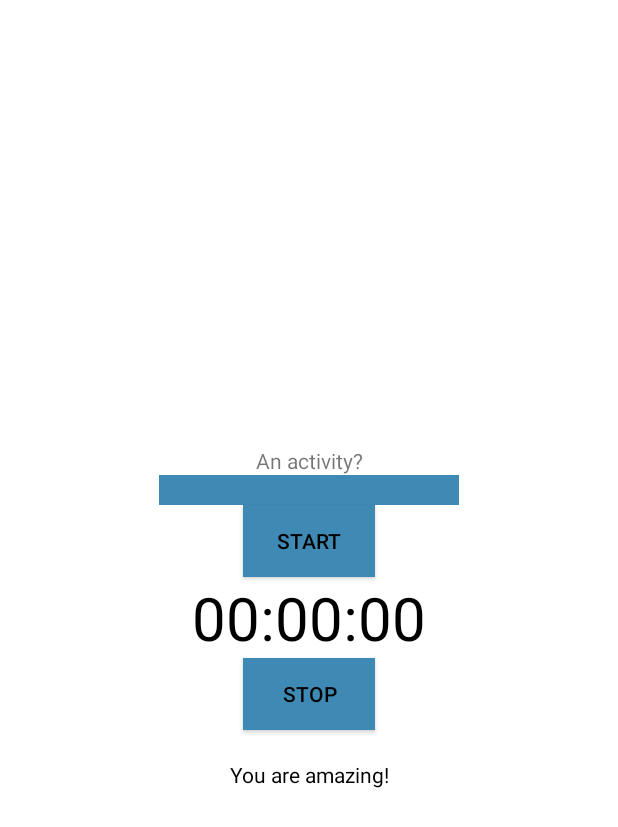
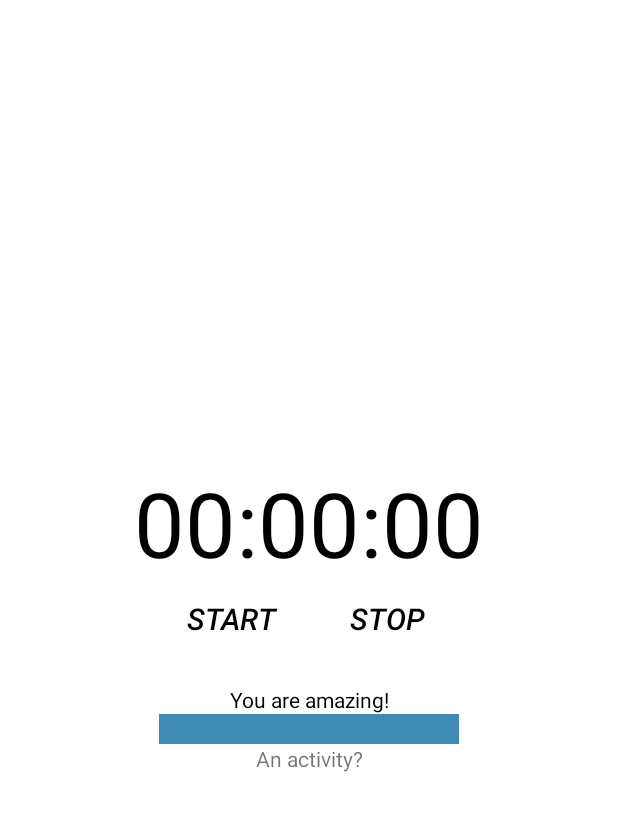
Before and after one commit to linneabark/LEEP, an Android app: the fragment TimeLog shown on its own in the app's theme, on a phone screen of 412 x 824 dp. Shown: the top 827 px of the screen. Run offline under Robolectric (Android 15) with nearby library versions, the phone set to English and light mode, and no system bars.

Commit message:
added transparent color to values, changed layout in timelog, added toasters

```diff
--- a/app/src/main/java/com/example/linneabark/test/Statistics.java
+++ b/app/src/main/java/com/example/linneabark/test/Statistics.java
@@ -116,7 +116,7 @@ public class Statistics extends Fragment {
         }
     }
 
-    public void everythingfromspecifikday () {
+    public void everythingfromspecificday () {
         giveValues();
 
         //sparar alla datum som finns på den förvalda månaden och skall sedan kunna dispalaya dessa i en lista av något slag.
--- a/app/src/main/java/com/example/linneabark/test/Time.java
+++ b/app/src/main/java/com/example/linneabark/test/Time.java
@@ -9,8 +9,8 @@ import java.util.TimerTask;
 
 public class Time {
 
-    public static final long MILLIS_TO_MINUTES = 60;
-    public static final long MILLIS_TO_HOURS = 3600;
+    private static final long MILLIS_TO_MINUTES = 60;
+    private static final long MILLIS_TO_HOURS = 3600;
     private static Time instance; //CC vill att den deklareras till new Time();
     private long value;
     private static TimeLog tL;
@@ -44,11 +44,13 @@ public class Time {
     }
 
     public void stopTimer(){
+        value = 0;
+        tL.updateText(instance.toString());
         timer.cancel();
         //timer = new Timer();
     }
 
-    public void incTime(){
+    private void incTime(){
         value = value + 1;
     }
 
--- a/app/src/main/java/com/example/linneabark/test/TimeLog.java
+++ b/app/src/main/java/com/example/linneabark/test/TimeLog.java
@@ -1,5 +1,6 @@
 package com.example.linneabark.test;
 
+import android.content.Context;
 import android.content.Intent;
 import android.graphics.Bitmap;
 import android.os.AsyncTask;
@@ -13,6 +14,7 @@ import android.view.ViewGroup;
 import android.widget.Button;
 import android.widget.Spinner;
 import android.widget.TextView;
+import android.widget.Toast;
 
 import org.w3c.dom.Text;
 
@@ -48,6 +50,8 @@ public class TimeLog extends Fragment {
 
     private Time time;
 
+    Context mContext;
+
     public TimeLog() {
         // Required empty public constructor
     }
@@ -59,6 +63,8 @@ public class TimeLog extends Fragment {
         View rootView = inflater.inflate(R.layout.fragment_time_log, container, false);
 
         Spinner spinner;
+
+        mContext = getActivity();
 
         spinner = (Spinner)rootView.findViewById(R.id.spinner);
 
@@ -86,6 +92,9 @@ public class TimeLog extends Fragment {
                 time.startTimer();
 
                 startActivity = System.currentTimeMillis();
+
+                Toast.makeText(mContext, "Activity started!", Toast.LENGTH_LONG).show();
+
             }
         });
 
@@ -93,8 +102,6 @@ public class TimeLog extends Fragment {
             @Override
             public void onClick(View v) {
                 time.stopTimer();
-                /*stopTime = saveDate.calculateTimeToString(System.currentTimeMillis());
-                System.out.println(getStopTime());*/
 
                 stopActivity = System.currentTimeMillis();
 
@@ -112,6 +119,7 @@ public class TimeLog extends Fragment {
 
                         System.out.println(cHM.getName(0));
 
+                Toast.makeText(mContext, "Activity saved. Duration: "+  saveDate.calculateTimeToString(stopActivity-startActivity), Toast.LENGTH_LONG).show();
 
 
             }
--- a/app/src/main/res/layout/fragment_time_log.xml
+++ b/app/src/main/res/layout/fragment_time_log.xml
@@ -16,30 +16,6 @@
         <!-- TODO: Update blank fragment layout -->
 
         <TextView
-            android:id="@+id/testText"
-            android:layout_width="match_parent"
-            android:layout_height="wrap_content"
-            android:text="An activity?"
-            android:layout_gravity="center"
-            android:gravity="center"/>
-
-        <Spinner
-            android:id="@+id/spinner"
-            android:layout_width="200dp"
-            android:layout_height="20dp"
-            android:layout_gravity="center"
-            android:background="@color/colorPrimary"/>
-
-        <Button
-            android:id="@+id/startClock_btn"
-            android:layout_width="wrap_content"
-            android:layout_height="wrap_content"
-            android:layout_gravity="center"
-            android:background="@color/colorPrimary"
-            android:text="@string/startClock"
-            android:textColor="@color/plainBlack" />
-
-        <TextView
             android:id="@+id/clock_txt"
             android:layout_width="wrap_content"
             android:layout_height="wrap_content"
@@ -47,16 +23,38 @@
             android:gravity="center"
             android:text="@string/emptyClock"
             android:textColor="@color/plainBlack"
-            android:textSize="40sp" />
+            android:textSize="60sp" />
+
+        <LinearLayout
+            android:layout_width="wrap_content"
+            android:layout_height="wrap_content"
+            android:orientation="horizontal">
+
+        <Button
+            android:id="@+id/startClock_btn"
+            android:layout_width="wrap_content"
+            android:layout_height="wrap_content"
+            android:layout_gravity="center"
+            android:background="@color/transparent"
+            android:text="@string/startClock"
+            android:textSize="20dp"
+            android:textStyle="italic"
+            android:textColor="@color/plainBlack" />
 
         <Button
             android:id="@+id/stopClock_btn"
+            android:layout_marginLeft="@dimen/activity_vertical_margin"
             android:layout_width="wrap_content"
             android:layout_height="wrap_content"
             android:layout_gravity="center"
-            android:background="@color/colorPrimary"
+            android:background="@color/transparent"
             android:text="@string/stopClock"
-            android:textColor="@color/plainBlack" />
+            android:textColor="@color/plainBlack"
+            android:textSize="20dp"
+            android:textStyle="italic"/>
+        </LinearLayout>
+
+
 
         <TextView
             android:id="@+id/quoteDisplay"
@@ -68,6 +66,21 @@
             android:text="No quote is defined yet!"
             android:textColor="@color/plainBlack"/>
 
+        <Spinner
+            android:id="@+id/spinner"
+            android:layout_width="200dp"
+            android:layout_height="20dp"
+            android:layout_gravity="center"
+            android:background="@color/colorPrimary" />
+
+        <TextView
+            android:id="@+id/testText"
+            android:layout_width="match_parent"
+            android:layout_height="wrap_content"
+            android:layout_gravity="center"
+            android:gravity="center"
+            android:text="An activity?" />
+
     </LinearLayout>
 
 
--- a/app/src/main/res/values/colors.xml
+++ b/app/src/main/res/values/colors.xml
@@ -8,6 +8,7 @@
     <color name="colorPrimary">#3f8ab5</color>
     <color name="colorPrimaryDark">#30649f</color>
     <color name="colorAccent">#FF4081</color>
+    <color name="transparent">#00000000</color>
 
     <color name="plainWhite">#FFFFFF</color>
     <color name="plainBlack">#000000</color>
```
